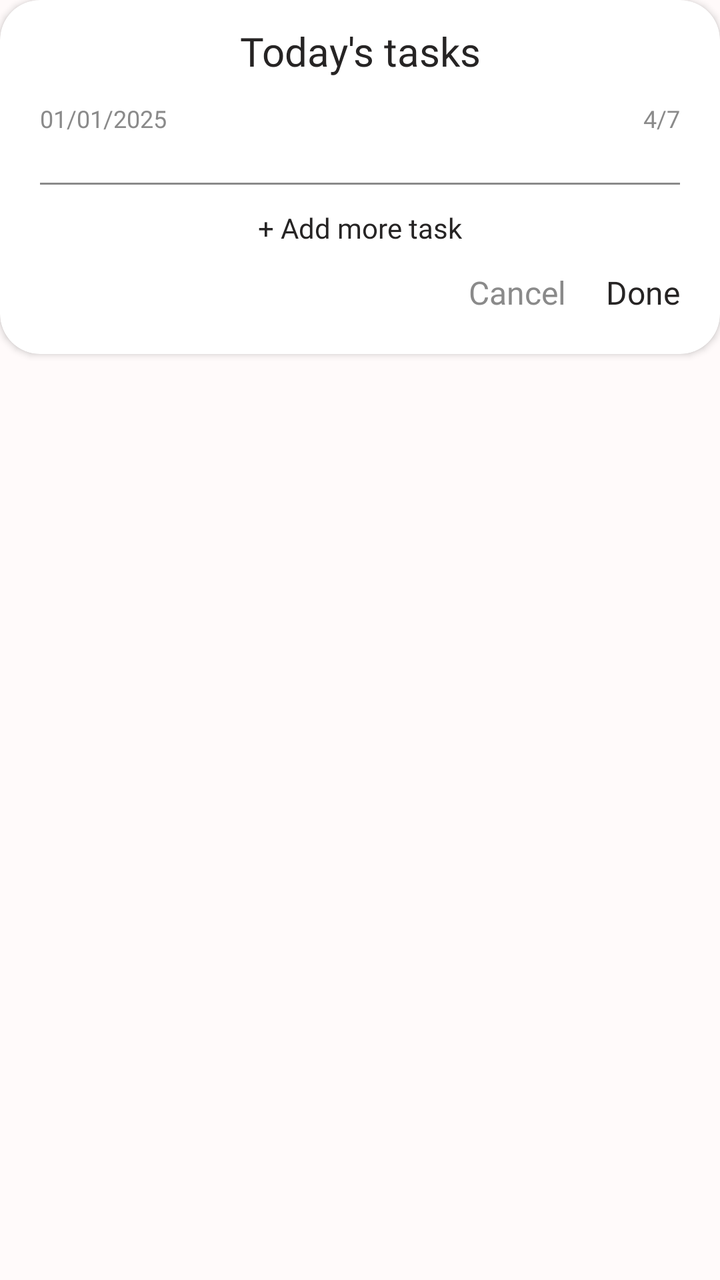
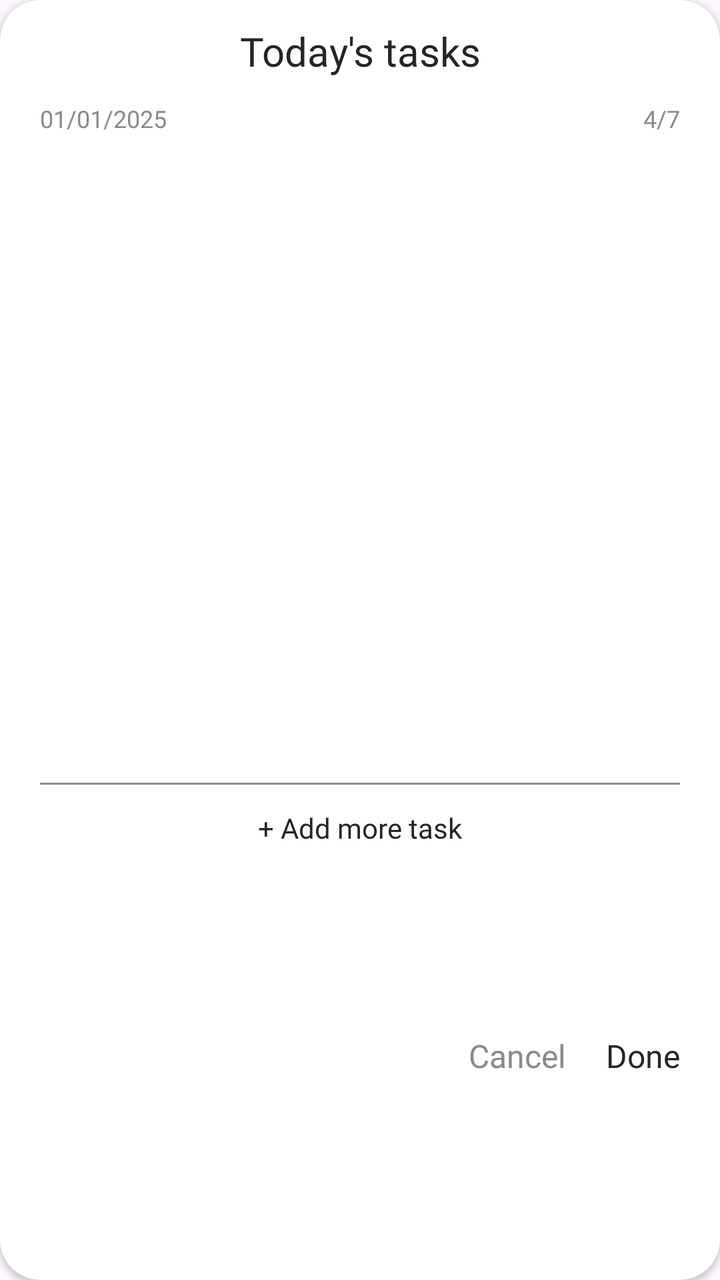

The first picture is an Android layout as it rendered before a commit; the second is the same layout after the commit. The layout source and the unified diff follow.
<!-- AndroidManifest.xml: application theme Theme.Radiate -->
<!-- res/layout/popup_activity_today_task.xml -->
<?xml version="1.0" encoding="utf-8"?>
<androidx.constraintlayout.widget.ConstraintLayout xmlns:android="http://schemas.android.com/apk/res/android"
    android:layout_width="match_parent"
    android:layout_height="wrap_content"
    xmlns:app="http://schemas.android.com/apk/res-auto"
    android:background="@color/softpinkwhitebackground">

    <androidx.cardview.widget.CardView
        android:layout_width="match_parent"
        android:layout_height="wrap_content"
        app:layout_constraintTop_toTopOf="parent"
        app:layout_constraintStart_toStartOf="parent"
        app:cardCornerRadius="20dp">

        <androidx.constraintlayout.widget.ConstraintLayout
            android:layout_width="match_parent"
            android:layout_height="wrap_content">

            
            <TextView
                android:id="@+id/tvTodayTask"
                android:layout_width="wrap_content"
                android:layout_height="wrap_content"
                android:text="@string/today_task"
                android:textSize="20sp"
                android:fontFamily="@font/inika_regular"
                android:textColor="@color/black"
                android:layout_marginTop="12dp"
                app:layout_constraintStart_toStartOf="parent"
                app:layout_constraintEnd_toEndOf="parent"
                app:layout_constraintTop_toTopOf="parent"/>

            
            <TextView
                android:id="@+id/tvTodayDate"
                android:layout_width="wrap_content"
                android:layout_height="wrap_content"
                android:text="@string/task_date"
                android:textSize="12sp"
                android:fontFamily="@font/inika_regular"
                android:textColor="@color/grey"
                android:layout_marginTop="12dp"
                android:layout_marginStart="20dp"
                app:layout_constraintStart_toStartOf="parent"
                app:layout_constraintTop_toBottomOf="@+id/tvTodayTask"/>

            
            <TextView
                android:id="@+id/tvTaskCounter"
                android:layout_width="wrap_content"
                android:layout_height="wrap_content"
                android:text="@string/task_counter"
                android:textColor="@color/grey"
                android:textSize="12sp"
                android:fontFamily="@font/inika_regular"
                android:layout_marginTop="12dp"
                android:layout_marginEnd="20dp"
                app:layout_constraintEnd_toEndOf="parent"
                app:layout_constraintTop_toBottomOf="@+id/tvTodayTask"/>

            
            <androidx.recyclerview.widget.RecyclerView
                android:id="@+id/rvTodayTask"
                android:layout_width="match_parent"
                android:layout_height="0dp"
                android:maxHeight="140dp"
                android:layout_marginStart="20dp"
                android:layout_marginEnd="20dp"
                android:layout_marginTop="12dp"
                app:layout_constraintTop_toBottomOf="@id/tvTodayDate"
                app:layout_constraintStart_toStartOf="parent"
                app:layout_constraintEnd_toEndOf="parent"/>

            
            <View
                android:id="@+id/viewDivider"
                android:layout_width="match_parent"
                android:layout_height="1dp"
                android:background="@color/grey"
                android:layout_marginTop="12dp"
                android:layout_marginStart="20dp"
                android:layout_marginEnd="20dp"
                app:layout_constraintTop_toBottomOf="@id/rvTodayTask"/>

            
            <TextView
                android:id="@+id/tvAddMoreTask"
                android:layout_width="wrap_content"
                android:layout_height="wrap_content"
                android:text="@string/add_more_task"
                android:textSize="14sp"
                android:textColor="@color/black"
                android:fontFamily="@font/inika_regular"
                android:layout_marginTop="12dp"
                app:layout_constraintTop_toBottomOf="@id/viewDivider"
                app:layout_constraintStart_toStartOf="parent"
                app:layout_constraintEnd_toEndOf="parent"/>

            
            <TextView
                android:id="@+id/tvBtnCancel"
                android:layout_width="wrap_content"
                android:layout_height="wrap_content"
                android:text="@string/cancel"
                android:textSize="16sp"
                android:fontFamily="@font/inika_regular"
                android:textColor="@color/grey"
                android:layout_marginTop="12dp"
                android:layout_marginEnd="20dp"
                android:layout_marginBottom="20dp"
                app:layout_constraintEnd_toStartOf="@id/tvBtnDone"
                app:layout_constraintTop_toBottomOf="@id/tvAddMoreTask"
                app:layout_constraintBottom_toBottomOf="parent"/>

            
            <TextView
                android:id="@+id/tvBtnDone"
                android:layout_width="wrap_content"
                android:layout_height="wrap_content"
                android:text="@string/done"
                android:textSize="16sp"
                android:fontFamily="@font/inika_regular"
                android:textColor="@color/black"
                android:layout_marginTop="12dp"
                android:layout_marginEnd="20dp"
                android:layout_marginBottom="20dp"
                app:layout_constraintTop_toBottomOf="@id/tvAddMoreTask"
                app:layout_constraintEnd_toEndOf="parent"
                app:layout_constraintBottom_toBottomOf="parent"/>
        </androidx.constraintlayout.widget.ConstraintLayout>

    </androidx.cardview.widget.CardView>



</androidx.constraintlayout.widget.ConstraintLayout>
<!-- resources referenced by this layout -->
<resources>
  <color name="black">#262424</color>
  <color name="grey">#8A8A8A</color>
  <color name="softpinkwhitebackground">#FFFAFA</color>
  <string name="add_more_task">+ Add more task</string>
  <string name="cancel">Cancel</string>
  <string name="done">Done</string>
  <string name="task_counter">4/7</string>
  <string name="task_date">01/01/2025</string>
  <string name="today_task">Today\'s tasks</string>
  <style name="Theme.Radiate" parent="Base.Theme.Radiate" />
  <style name="Base.Theme.Radiate" parent="Theme.Material3.DayNight.NoActionBar">
          
          
      </style>
</resources>

<!-- the commit's change to res/layout/popup_activity_today_task.xml (unified diff, before → after) -->
@@ -1,136 +1,148 @@
 <?xml version="1.0" encoding="utf-8"?>
-<androidx.constraintlayout.widget.ConstraintLayout xmlns:android="http://schemas.android.com/apk/res/android"
+<androidx.cardview.widget.CardView xmlns:android="http://schemas.android.com/apk/res/android"
+    xmlns:app="http://schemas.android.com/apk/res-auto"
     android:layout_width="match_parent"
     android:layout_height="wrap_content"
-    xmlns:app="http://schemas.android.com/apk/res-auto"
-    android:background="@color/softpinkwhitebackground">
+    xmlns:tools="http://schemas.android.com/tools"
+    android:layout_gravity="center"
+    app:cardCornerRadius="20dp"
+    android:elevation="8dp"
+    android:layout_margin="20dp">
 
-    <androidx.cardview.widget.CardView
+    <androidx.constraintlayout.widget.ConstraintLayout
         android:layout_width="match_parent"
+        android:layout_height="match_parent">
+
+        
+        <TextView
+            android:id="@+id/tvTodayTask"
+            android:layout_width="wrap_content"
+            android:layout_height="wrap_content"
+            android:text="@string/today_task"
+            android:textSize="20sp"
+            android:fontFamily="@font/inika_regular"
+            android:textColor="@color/black"
+            android:layout_marginTop="12dp"
+            app:layout_constraintStart_toStartOf="parent"
+            app:layout_constraintEnd_toEndOf="parent"
+            app:layout_constraintTop_toTopOf="parent"/>
+
+        
+        <TextView
+            android:id="@+id/tvTodayDate"
+            android:layout_width="wrap_content"
+            android:layout_height="wrap_content"
+            android:text="@string/task_date"
+            android:textSize="12sp"
+            android:fontFamily="@font/inika_regular"
+            android:textColor="@color/grey"
+            android:layout_marginTop="12dp"
+            android:layout_marginStart="20dp"
+            app:layout_constraintStart_toStartOf="parent"
+            app:layout_constraintTop_toBottomOf="@+id/tvTodayTask"/>
+
+        
+        <TextView
+            android:id="@+id/tvTaskCounter"
+            android:layout_width="wrap_content"
+            android:layout_height="wrap_content"
+            android:text="@string/task_counter"
+            android:textColor="@color/grey"
+            android:textSize="12sp"
+            android:fontFamily="@font/inika_regular"
+            android:layout_marginTop="12dp"
+            android:layout_marginEnd="20dp"
+            app:layout_constraintEnd_toEndOf="parent"
+            app:layout_constraintTop_toBottomOf="@+id/tvTodayTask"/>
+
+        
+        <androidx.recyclerview.widget.RecyclerView
+            android:id="@+id/rvTodayTask"
+            android:layout_width="match_parent"
+            android:layout_height="300dp"
+            tools:listitem="@layout/item_checklist"
+            android:layout_marginStart="20dp"
+            android:layout_marginEnd="20dp"
+            android:layout_marginTop="12dp"
+            app:layout_constraintTop_toBottomOf="@id/tvTodayDate"
+            app:layout_constraintStart_toStartOf="parent"
+            app:layout_constraintEnd_toEndOf="parent"/>
+
+        
+        <View
+            android:id="@+id/viewDivider"
+            android:layout_width="match_parent"
+            android:layout_height="1dp"
+            android:background="@color/grey"
+            android:layout_marginTop="12dp"
+            android:layout_marginStart="20dp"
+            android:layout_marginEnd="20dp"
+            app:layout_constraintTop_toBottomOf="@id/rvTodayTask"/>
+
+        
+        <TextView
+            android:id="@+id/tvAddMoreTask"
+            android:layout_width="wrap_content"
+            android:layout_height="wrap_content"
+            android:text="@string/add_more_task"
+            android:textSize="14sp"
+            android:textColor="@color/black"
+            android:fontFamily="@font/inika_regular"
+            android:layout_marginTop="12dp"
+            app:layout_constraintTop_toBottomOf="@id/viewDivider"
+            app:layout_constraintStart_toStartOf="parent"
+            app:layout_constraintEnd_toEndOf="parent"/>
+
+        
+        <TextView
+            android:id="@+id/tvBtnCancel"
+            android:layout_width="wrap_content"
+            android:layout_height="wrap_content"
+            android:text="@string/cancel"
+            android:textSize="16sp"
+            android:fontFamily="@font/inika_regular"
+            android:textColor="@color/grey"
+            android:layout_marginTop="12dp"
+            android:layout_marginEnd="20dp"
+            android:layout_marginBottom="20dp"
+            app:layout_constraintEnd_toStartOf="@id/tvBtnDone"
+            app:layout_constraintTop_toBottomOf="@id/tvAddMoreTask"
+            app:layout_constraintBottom_toBottomOf="parent"/>
+
+        
+        <TextView
+            android:id="@+id/tvBtnDone"
+            android:layout_width="wrap_content"
+            android:layout_height="wrap_content"
+            android:text="@string/done"
+            android:textSize="16sp"
+            android:fontFamily="@font/inika_regular"
+            android:textColor="@color/black"
+            android:layout_marginTop="12dp"
+            android:layout_marginEnd="20dp"
+            android:layout_marginBottom="20dp"
+            app:layout_constraintTop_toBottomOf="@id/tvAddMoreTask"
+            app:layout_constraintEnd_toEndOf="parent"
+            app:layout_constraintBottom_toBottomOf="parent"/>
+    </androidx.constraintlayout.widget.ConstraintLayout>
+
+</androidx.cardview.widget.CardView>
+<!-- res/layout/item_checklist.xml (included above) -->
+<?xml version="1.0" encoding="utf-8"?>
+<LinearLayout xmlns:android="http://schemas.android.com/apk/res/android"
+    android:layout_width="match_parent"
+    android:layout_height="wrap_content"
+    android:orientation="horizontal"
+    android:gravity="center_vertical">
+
+    <CheckBox
+        android:id="@+id/checkBoxItem"
+        android:layout_width="wrap_content"
         android:layout_height="wrap_content"
-        app:layout_constraintTop_toTopOf="parent"
-        app:layout_constraintStart_toStartOf="parent"
-        app:cardCornerRadius="20dp">
+        android:text="Task name"
+        android:textSize="14sp"
+        android:textColor="@color/black"
+        android:fontFamily="@font/inika_regular"
+        android:paddingStart="4dp"/>
 
-        <androidx.constraintlayout.widget.ConstraintLayout
-            android:layout_width="match_parent"
-            android:layout_height="wrap_content">
-
-            
-            <TextView
-                android:id="@+id/tvTodayTask"
-                android:layout_width="wrap_content"
-                android:layout_height="wrap_content"
-                android:text="@string/today_task"
-                android:textSize="20sp"
-                android:fontFamily="@font/inika_regular"
-                android:textColor="@color/black"
-                android:layout_marginTop="12dp"
-                app:layout_constraintStart_toStartOf="parent"
-                app:layout_constraintEnd_toEndOf="parent"
-                app:layout_constraintTop_toTopOf="parent"/>
-
-            
-            <TextView
-                android:id="@+id/tvTodayDate"
-                android:layout_width="wrap_content"
-                android:layout_height="wrap_content"
-                android:text="@string/task_date"
-                android:textSize="12sp"
-                android:fontFamily="@font/inika_regular"
-                android:textColor="@color/grey"
-                android:layout_marginTop="12dp"
-                android:layout_marginStart="20dp"
-                app:layout_constraintStart_toStartOf="parent"
-                app:layout_constraintTop_toBottomOf="@+id/tvTodayTask"/>
-
-            
-            <TextView
-                android:id="@+id/tvTaskCounter"
-                android:layout_width="wrap_content"
-                android:layout_height="wrap_content"
-                android:text="@string/task_counter"
-                android:textColor="@color/grey"
-                android:textSize="12sp"
-                android:fontFamily="@font/inika_regular"
-                android:layout_marginTop="12dp"
-                android:layout_marginEnd="20dp"
-                app:layout_constraintEnd_toEndOf="parent"
-                app:layout_constraintTop_toBottomOf="@+id/tvTodayTask"/>
-
-            
-            <androidx.recyclerview.widget.RecyclerView
-                android:id="@+id/rvTodayTask"
-                android:layout_width="match_parent"
-                android:layout_height="0dp"
-                android:maxHeight="140dp"
-                android:layout_marginStart="20dp"
-                android:layout_marginEnd="20dp"
-                android:layout_marginTop="12dp"
-                app:layout_constraintTop_toBottomOf="@id/tvTodayDate"
-                app:layout_constraintStart_toStartOf="parent"
-                app:layout_constraintEnd_toEndOf="parent"/>
-
-            
-            <View
-                android:id="@+id/viewDivider"
-                android:layout_width="match_parent"
-                android:layout_height="1dp"
-                android:background="@color/grey"
-                android:layout_marginTop="12dp"
-                android:layout_marginStart="20dp"
-                android:layout_marginEnd="20dp"
-                app:layout_constraintTop_toBottomOf="@id/rvTodayTask"/>
-
-            
-            <TextView
-                android:id="@+id/tvAddMoreTask"
-                android:layout_width="wrap_content"
-                android:layout_height="wrap_content"
-                android:text="@string/add_more_task"
-                android:textSize="14sp"
-                android:textColor="@color/black"
-                android:fontFamily="@font/inika_regular"
-                android:layout_marginTop="12dp"
-                app:layout_constraintTop_toBottomOf="@id/viewDivider"
-                app:layout_constraintStart_toStartOf="parent"
-                app:layout_constraintEnd_toEndOf="parent"/>
-
-            
-            <TextView
-                android:id="@+id/tvBtnCancel"
-                android:layout_width="wrap_content"
-                android:layout_height="wrap_content"
-                android:text="@string/cancel"
-                android:textSize="16sp"
-                android:fontFamily="@font/inika_regular"
-                android:textColor="@color/grey"
-                android:layout_marginTop="12dp"
-                android:layout_marginEnd="20dp"
-                android:layout_marginBottom="20dp"
-                app:layout_constraintEnd_toStartOf="@id/tvBtnDone"
-                app:layout_constraintTop_toBottomOf="@id/tvAddMoreTask"
-                app:layout_constraintBottom_toBottomOf="parent"/>
-
-            
-            <TextView
-                android:id="@+id/tvBtnDone"
-                android:layout_width="wrap_content"
-                android:layout_height="wrap_content"
-                android:text="@string/done"
-                android:textSize="16sp"
-                android:fontFamily="@font/inika_regular"
-                android:textColor="@color/black"
-                android:layout_marginTop="12dp"
-                android:layout_marginEnd="20dp"
-                android:layout_marginBottom="20dp"
-                app:layout_constraintTop_toBottomOf="@id/tvAddMoreTask"
-                app:layout_constraintEnd_toEndOf="parent"
-                app:layout_constraintBottom_toBottomOf="parent"/>
-        </androidx.constraintlayout.widget.ConstraintLayout>
-
-    </androidx.cardview.widget.CardView>
-
-
-
-</androidx.constraintlayout.widget.ConstraintLayout>
+</LinearLayout>
<!-- resource entries referenced after the edit -->
@@ -2,7 +2,6 @@
 <resources>
   <color name="black">#262424</color>
   <color name="grey">#8A8A8A</color>
-  <color name="softpinkwhitebackground">#FFFAFA</color>
   <string name="add_more_task">+ Add more task</string>
   <string name="cancel">Cancel</string>
   <string name="done">Done</string>
